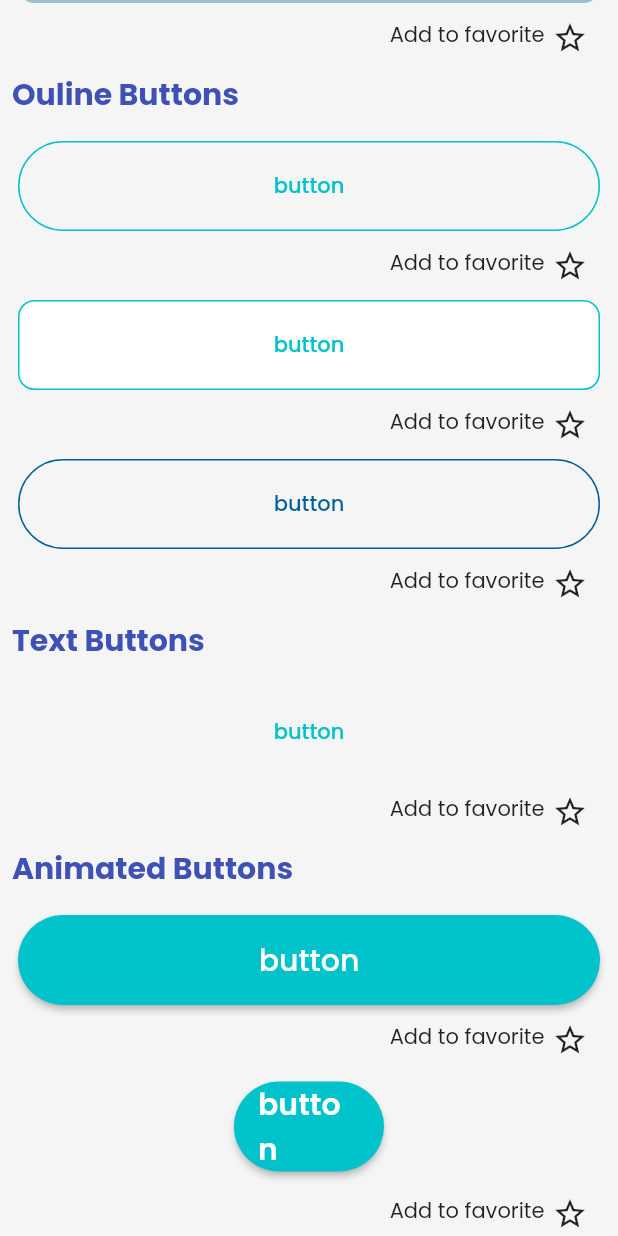
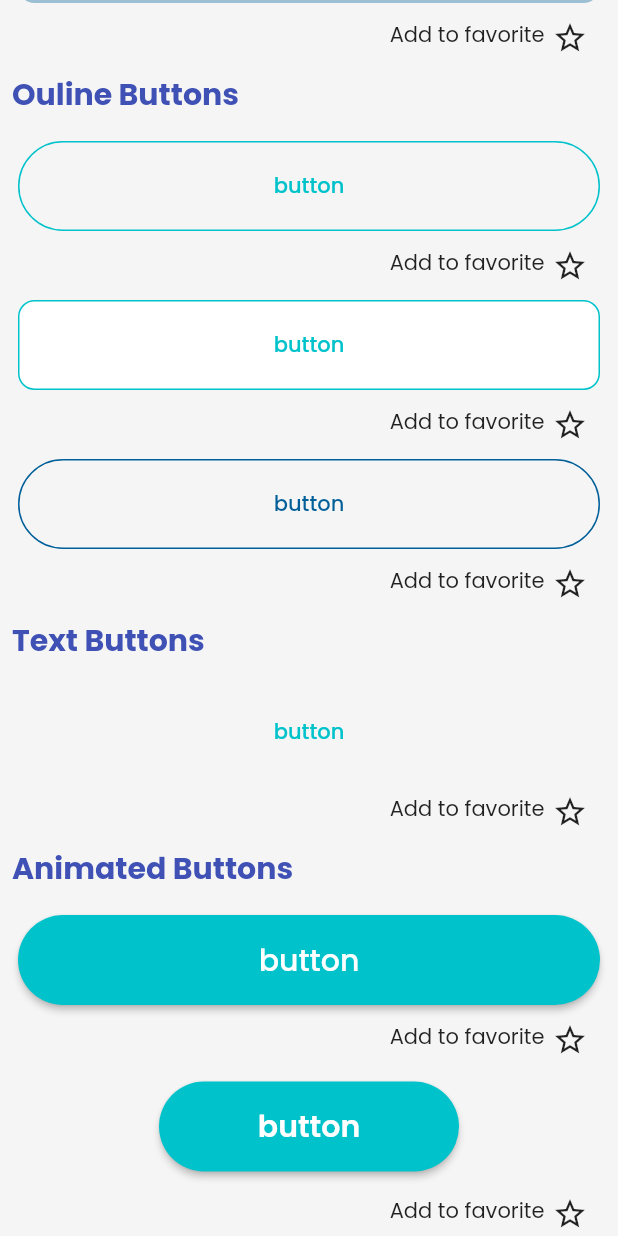
Before and after one commit to Clueless-Community/Spectrum-UI, a Flutter app: the ButtonScreen screen opened directly, scrolled down 536 dp, on a phone screen of 412 x 824 dp. Run offline on Flutter 3.47's test engine with Material 2 defaults, Android fonts, the phone set to English and light mode, and no system bars; our stand-ins replace fluentui_icons, google_fonts, hive, hive_flutter; missing offline and left inert: clipboard; accounts and stored records are empty; network calls fail.

Commit message:
Sloved Button Errors: customTextButtonColor Error, Animated Button11 overflow error, Antimated Button12 Error solved

```diff
--- a/lib/data/widget_category.dart
+++ b/lib/data/widget_category.dart
@@ -8,8 +8,7 @@ import 'package:flutter_component_ui/ui_components/paginations/paginations.dart'
 import 'package:flutter_component_ui/ui_components/pricing_cards/pricing_cards.dart';
 import 'package:flutter_component_ui/ui_components/segmented_controls/segmented_control_screen.dart';
 import 'package:flutter_component_ui/ui_components/steppers/steppers.dart';
-
-
+import '../ui_components/bottom_navbars/bottom_navbars.dart';
 import '../ui_components/labels/lables.dart';
 import '../ui_components/radios/radios.dart';
 import '../ui_components/sliders/sliders.dart';
--- a/lib/ui_components/buttons/all_buttons/animated_button/button11.dart
+++ b/lib/ui_components/buttons/all_buttons/animated_button/button11.dart
@@ -2,6 +2,7 @@ import 'package:flutter/material.dart';
 
 class Button11 extends StatefulWidget {
   final String title;
+
   const Button11(this.title, {super.key});
 
   @override
@@ -10,6 +11,7 @@ class Button11 extends StatefulWidget {
 
 class _Button11State extends State<Button11> {
   bool _isLoading = false;
+
   @override
   Widget build(BuildContext context) {
     return ElevatedButton(
@@ -26,25 +28,30 @@ class _Button11State extends State<Button11> {
       child: _isLoading
           // ignore: sized_box_for_whitespace
           ? Container(
-              width: 200,
-              height: 60,
+              width: MediaQuery.of(context).size.width * 0.8,
+              height: MediaQuery.of(context).size.height * 0.07,
               child: Row(
-                children: const [
-                  CircularProgressIndicator(color: Colors.white),
-                  SizedBox(width: 30),
-                  Text('Please wait...',
+                mainAxisAlignment: MainAxisAlignment.center,
+                children: [
+                  const CircularProgressIndicator(color: Colors.white),
+                  SizedBox(width: MediaQuery.of(context).size.width * 0.03),
+                  const Text('Please wait...',
                       style: TextStyle(
                           fontSize: 20,
+                          overflow: TextOverflow.ellipsis,
                           // fontWeight: FontWeight.w600,
                           color: Color.fromARGB(255, 255, 255, 255)))
                 ],
               ),
             )
-          : Text(widget.title,
+          : Text(
+              widget.title,
               style: const TextStyle(
-                  fontSize: 20,
-                  // fontWeight: FontWeight.w600,
-                  color: Color.fromARGB(255, 255, 255, 255))),
+                fontSize: 20,
+                // fontWeight: FontWeight.w600,
+                color: Color.fromARGB(255, 255, 255, 255),
+              ),
+            ),
     );
   }
 }
--- a/lib/ui_components/buttons/all_buttons/animated_button/button12.dart
+++ b/lib/ui_components/buttons/all_buttons/animated_button/button12.dart
@@ -21,7 +21,7 @@ class Button12State extends State<Button12> {
       duration: const Duration(milliseconds: 300),
       curve: Curves.easeIn,
       alignment: Alignment.center,
-      width: state == ButtonState.init ? width : 100,
+      width: state == ButtonState.init ? width : 200,
       height: 70,
       onEnd: () => setState(() => _isAnimating = !_isAnimating),
       child: isStretched ? buildButton() : smallButton(isDone),
@@ -38,7 +38,7 @@ class Button12State extends State<Button12> {
         },
         style: ElevatedButton.styleFrom(
             backgroundColor: const Color.fromARGB(255, 0, 194, 203),
-            fixedSize: const Size(100, 60),
+            fixedSize: const Size(200, 60),
             shape: RoundedRectangleBorder(
                 borderRadius: BorderRadius.circular(50))),
         child: Text(widget.title,
--- a/lib/ui_components/buttons/buttons.dart
+++ b/lib/ui_components/buttons/buttons.dart
@@ -47,6 +47,8 @@ class _ButtonScreenState extends State<ButtonScreen> {
     const Button6("button"),
   ];
   List<int> customTextButtonIndex = [9];
+
+  List<Color?> customTextButtonColor = [null];
 
   final List<Widget> customAnimatedButton = [
     const Button11("button"),
```
Also changed, not shown: pubspec.lock.
